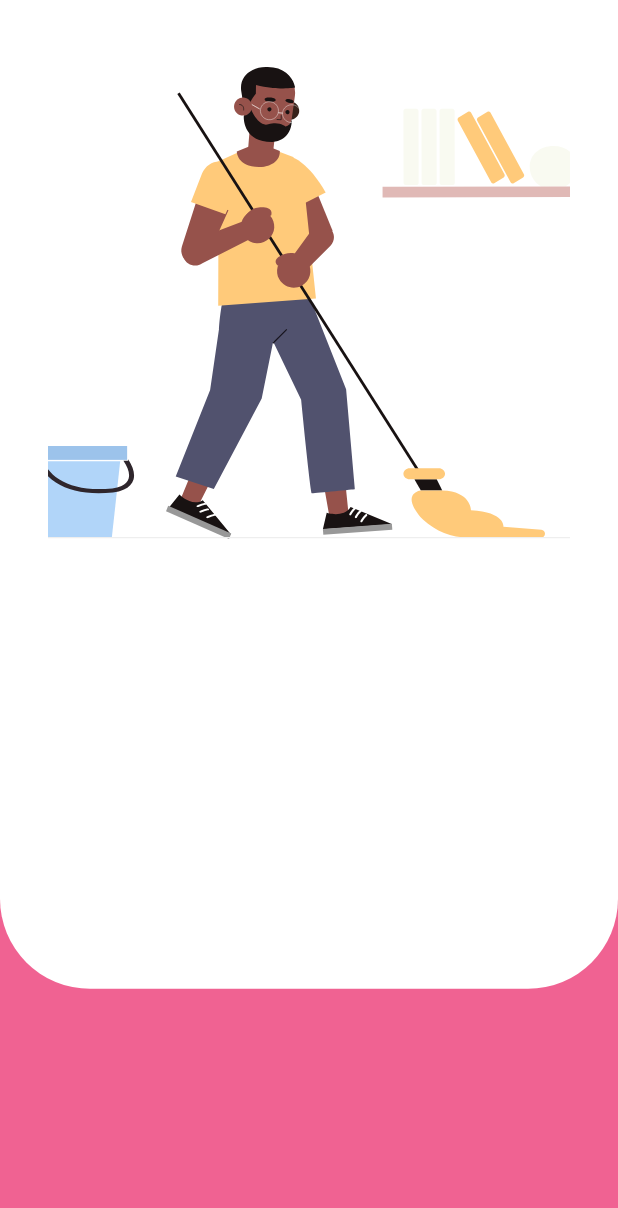
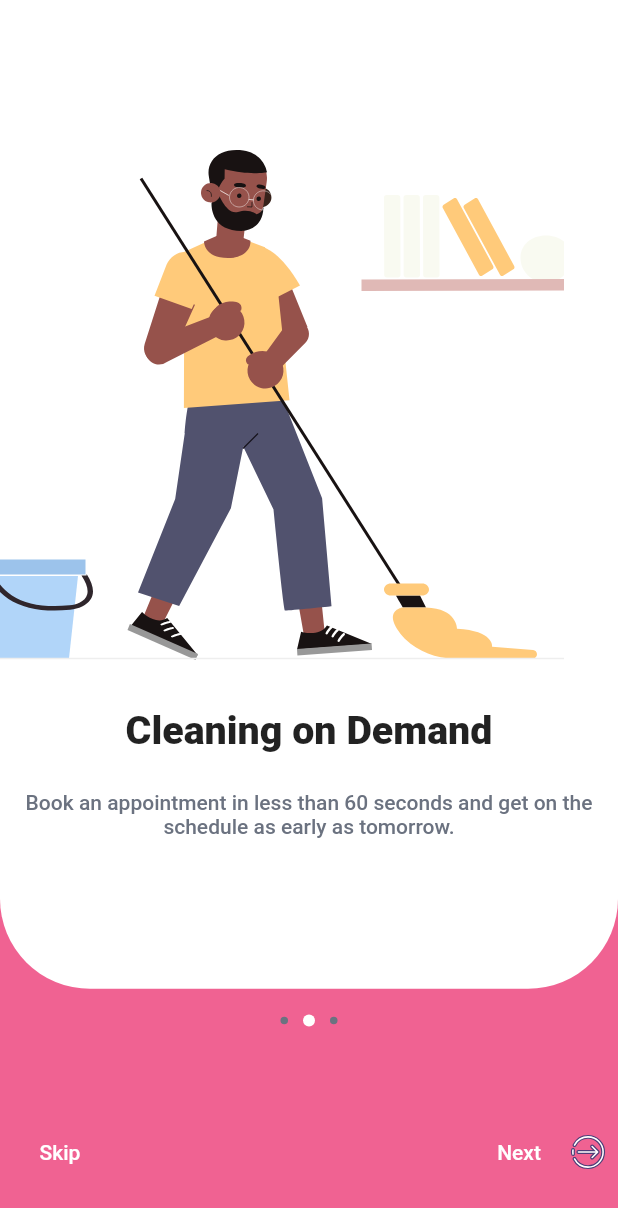
Before and after one commit to yashrajjain726/login_onboarding_ui, a Flutter app: the screen it shows after launch, on a phone screen of 412 x 824 dp. Shown: the top 1208 px of the screen. Run offline on Flutter 3.47's test engine with Material 2 defaults, Android fonts, the phone set to English and light mode, and no system bars; drawn by our look-alikes of velocity_x; our stand-ins replace flutter_svg.

Commit message:
OnBoarding Page UI Updated

```diff
--- a/lib/coolors.dart
+++ /dev/null
@@ -1,7 +0,0 @@
-import 'package:flutter/material.dart';
-
-class Coolors {
-  static Color purplish = Color(0xff4e3d77);
-  static Color orangish = Color(0xffffac00);
-  static Color greyish = Color(0xff656566);
-}
--- a/lib/login/login_page.dart
+++ b/lib/login/login_page.dart
@@ -1,6 +1,5 @@
 import 'package:flutter/material.dart';
 import 'package:flutter_svg/flutter_svg.dart';
-import 'package:login_ui/coolors.dart';
 import 'package:velocity_x/velocity_x.dart';
 
 class LoginPage extends StatelessWidget {
--- a/lib/onboarding/onboarding.dart
+++ b/lib/onboarding/onboarding.dart
@@ -1,12 +1,12 @@
 import 'package:flutter/material.dart';
 import 'package:flutter_svg/flutter_svg.dart';
+import 'package:login_ui/login/login_page.dart';
 import 'package:velocity_x/velocity_x.dart';
 
 class OnBoarding extends StatelessWidget {
   @override
   Widget build(BuildContext context) {
     return Material(
-      child: SafeArea(
       child: Stack(
         children: [
           Container(
@@ -18,24 +18,68 @@ class OnBoarding extends StatelessWidget {
             decoration: BoxDecoration(
                 color: Colors.white,
                 borderRadius: BorderRadius.only(
-                  bottomLeft: Radius.circular(60.0),
-                  bottomRight: Radius.circular(60.0),
+                  bottomLeft: Radius.circular(60),
+                  bottomRight: Radius.circular(60),
+                )),
+            child: VStack([
+              SvgPicture.asset(
+                "assets/cleaning.svg",
+                fit: BoxFit.cover,
+              ).pOnly(top: 100, bottom: 32),
+              "Cleaning on Demand".text.center.extraBlack.xl3.makeCentered(),
+              8.heightBox,
+              "Book an appointment in less than 60 seconds and get on the schedule as early as tomorrow."
+                  .text
+                  .gray500
+                  .medium
+                  .center
+                  .makeCentered()
+                  .p16()
+            ]),
           ),
-              ),
+          Positioned(
+            child: Container(
+              height: context.percentHeight * 15,
               child: VStack(
                 [
-                  Padding(
-                    padding: const EdgeInsets.all(32.0),
-                    child: SvgPicture.asset(
-                      "assets/cleaning.svg",
+                  HStack(
+                    [
+                      VxBox().square(5).gray500.roundedFull.make(),
+                      10.widthBox,
+                      VxBox().square(8).white.roundedFull.make(),
+                      10.widthBox,
+                      VxBox().square(5).gray500.roundedFull.make(),
+                    ],
+                    alignment: MainAxisAlignment.center,
+                  ).wFull(context),
+                  16.heightBox,
+                  Spacer(),
+                  ButtonBar(
+                    mainAxisSize: MainAxisSize.max,
+                    alignment: MainAxisAlignment.spaceBetween,
+                    children: [
+                      FlatButton(
+                        onPressed: () {},
+                        child: "Skip".text.white.make(),
                       ),
+                      [
+                        FlatButton(
+                          onPressed: () {},
+                          child: "Next".text.white.make(),
+                        ).px2(),
+                        SvgPicture.asset(
+                          "assets/next.svg",
+                        )
+                      ].hStack()
+                    ],
+                  )
+                ],
+                alignment: MainAxisAlignment.start,
+              ).wFull(context),
             ),
-                  SizedBox(height: 28),
-                ],
-              ),
+            bottom: 24,
           ),
         ],
-        ),
       ),
     );
   }
```
Lines whose indentation alone changed are shown as unchanged.
